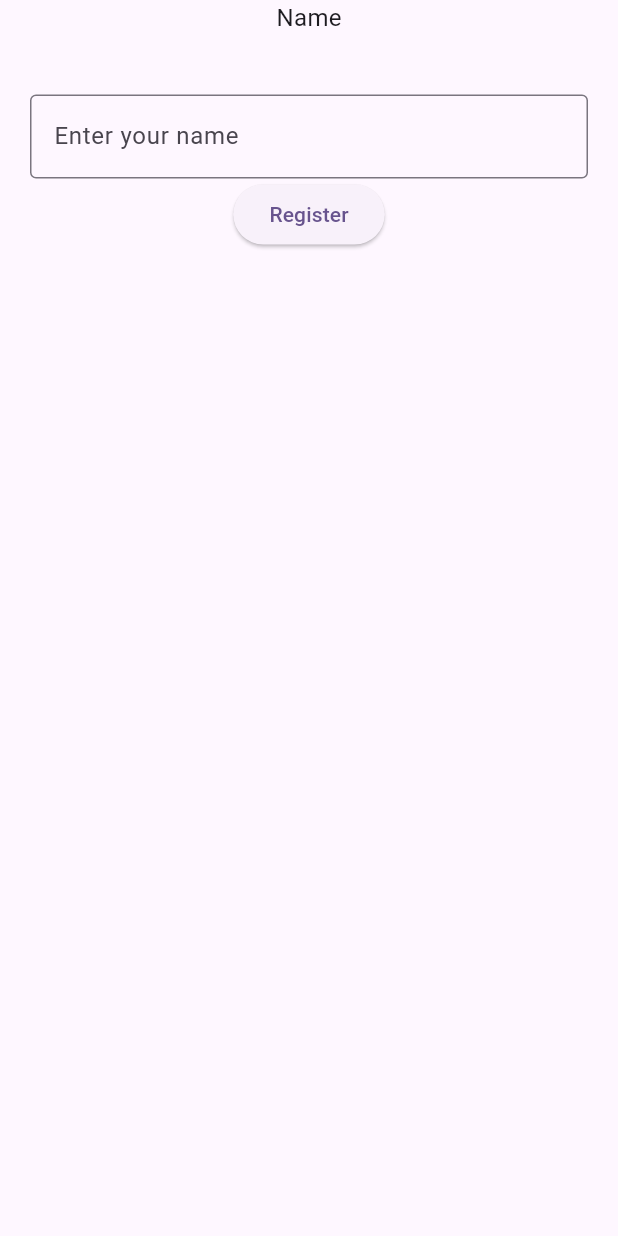
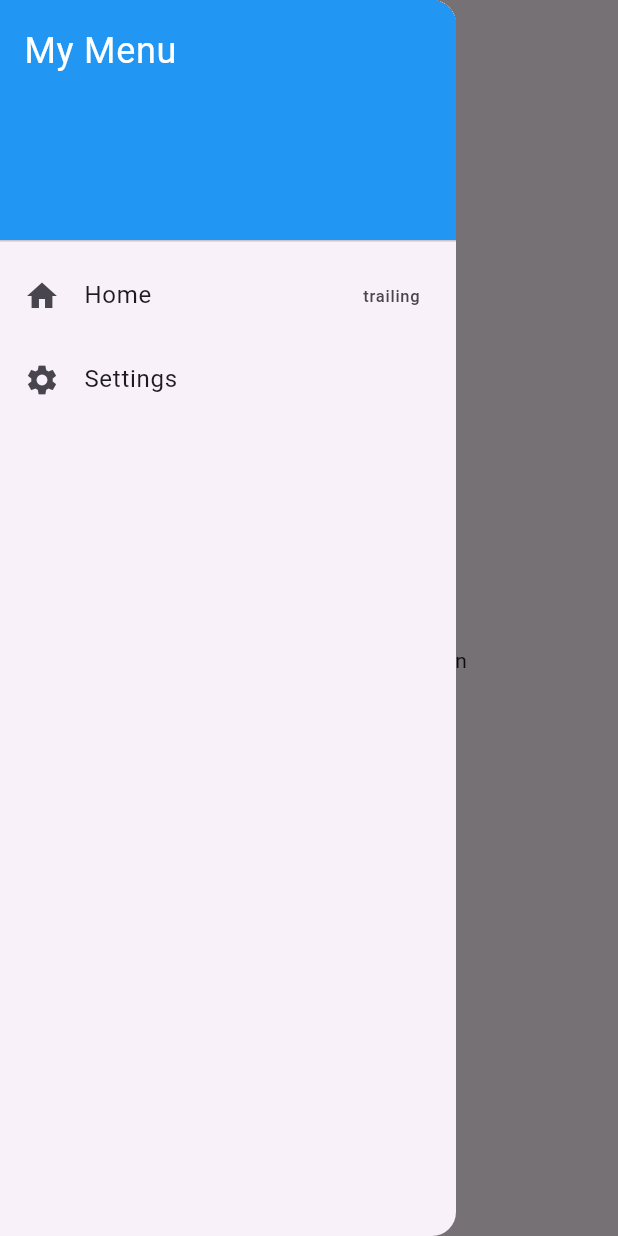
Before and after one commit to Sarpanchshab/flutter, a Flutter app: the screen it shows after launch, with the side drawer open (before the commit the screen has no drawer), on a phone screen of 412 x 824 dp. Run offline on Flutter 3.47's test engine with Material 3 defaults, Android fonts, the light colour scheme and no system bars.

Commit message:
Drawer Added

```diff
--- /dev/null
+++ b/lib/learning/drawer.dart
@@ -0,0 +1,53 @@
+import 'package:flutter/material.dart';
+
+
+// DrawerPage with Drawer
+class DrawerPage extends StatelessWidget { // name changed
+  @override
+  Widget build(BuildContext context) {
+    return Scaffold(
+      appBar: AppBar(
+        title: Text('Drawer Example'),
+      ),
+
+      drawer: Drawer(
+        child: ListView(
+          padding: EdgeInsets.zero,
+          children: [
+            DrawerHeader(
+              decoration: BoxDecoration(
+                color: Colors.blue,
+              ),
+              child: Text(
+                'My Menu',
+                style: TextStyle(
+                  color: Colors.white,
+                  fontSize: 24,
+                ),
+              ),
+            ),
+            ListTile(
+              leading: Icon(Icons.home),
+              title: Text('Home'),
+              trailing: Text('trailing'),
+              onTap: () {
+                Navigator.pop(context);
+              },
+            ),
+            ListTile(
+              leading: Icon(Icons.settings),
+              title: Text('Settings'),
+              onTap: () {
+                Navigator.pop(context);
+              },
+            ),
+          ],
+        ),
+      ),
+
+      body: Center(
+        child: Text('Swipe from left or tap menu icon'),
+      ),
+    );
+  }
+}
--- a/lib/main.dart
+++ b/lib/main.dart
@@ -31,6 +31,7 @@ import 'package:firstproject/task/tasksession.dart';
 import 'package:firstproject/learning/input_widget/textfield.dart';
 import 'package:flutter/material.dart';
 import 'learning/core_ui_widget/button.dart';
+import 'learning/drawer.dart';
 import 'learning/navigation_&_dialogs/dialogbox.dart';
 import 'learning/core_ui_widget/icon.dart';
 import 'learning/display_widget/card.dart';
@@ -114,12 +115,14 @@ class MyApp extends StatelessWidget {
       // home: SnackBarExample()
       // home: BottomSheetExample()
       // home: bottomBar()
+
       //   home: ImageSliderPage()
       // home: ImageSliderPageWithDots(),
 
-      home: FormValidationWidget()
+      // home: FormValidationWidget()
       // home: NavigatorPushPage1()
         // home: SplashScreen()
+        home: DrawerPage()
 
 
 
```
